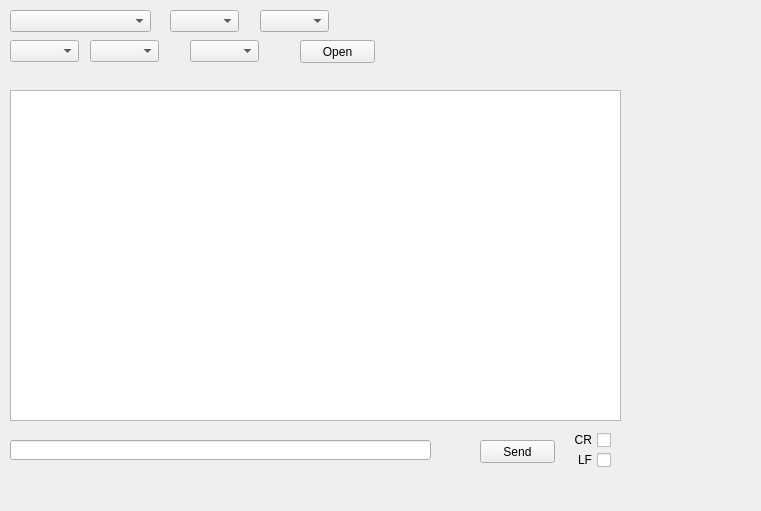
The window that serial.ui (MrHause/CommunicationTester) describes before a commit, drawn with Qt 5.
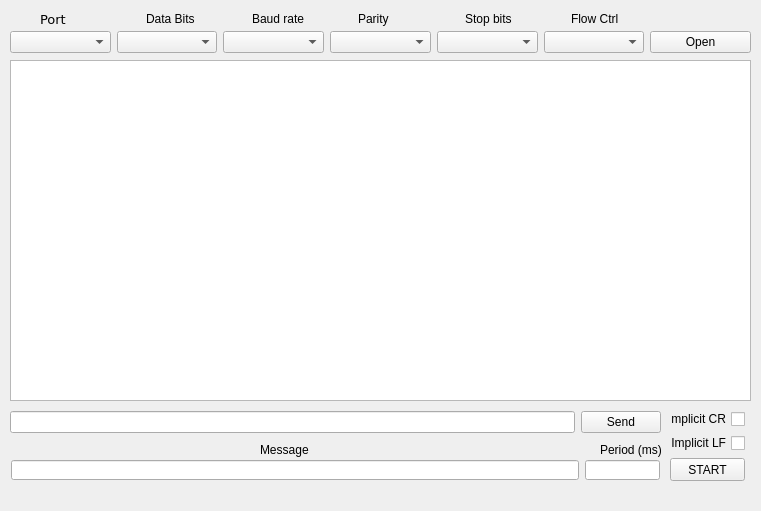
The same window after the commit.

```diff
--- a/serial.ui
+++ b/serial.ui
@@ -19,158 +19,242 @@
   <property name="windowTitle">
    <string>Form</string>
   </property>
-  <widget class="QPushButton" name="ButtonSet">
-   <property name="geometry">
-    <rect>
-     <x>300</x>
-     <y>40</y>
-     <width>75</width>
-     <height>23</height>
-    </rect>
-   </property>
-   <property name="text">
-    <string>Open</string>
-   </property>
-  </widget>
-  <widget class="QComboBox" name="ListSerialPorts">
-   <property name="geometry">
-    <rect>
-     <x>10</x>
-     <y>10</y>
-     <width>141</width>
-     <height>22</height>
-    </rect>
-   </property>
-  </widget>
   <widget class="QTextEdit" name="textEditReceive">
    <property name="geometry">
     <rect>
      <x>10</x>
-     <y>90</y>
-     <width>611</width>
-     <height>331</height>
+     <y>60</y>
+     <width>741</width>
+     <height>341</height>
     </rect>
    </property>
   </widget>
-  <widget class="QComboBox" name="ListDataBits">
+  <widget class="QLineEdit" name="lineEditSetTxt">
    <property name="geometry">
     <rect>
-     <x>170</x>
-     <y>10</y>
-     <width>69</width>
-     <height>22</height>
+     <x>11</x>
+     <y>460</y>
+     <width>568</width>
+     <height>20</height>
     </rect>
    </property>
-   <property name="currentIndex">
-    <number>-1</number>
+  </widget>
+  <widget class="QPushButton" name="ButtonStart">
+   <property name="geometry">
+    <rect>
+     <x>670</x>
+     <y>458</y>
+     <width>75</width>
+     <height>23</height>
+    </rect>
    </property>
+   <property name="text">
+    <string>START</string>
+   </property>
   </widget>
-  <widget class="QComboBox" name="ListBaudRate">
+  <widget class="QLineEdit" name="lineEditTimeout">
+   <property name="geometry">
+    <rect>
+     <x>585</x>
+     <y>460</y>
+     <width>75</width>
+     <height>20</height>
+    </rect>
+   </property>
+  </widget>
+  <widget class="QLabel" name="label_7">
+   <property name="geometry">
+    <rect>
+     <x>600</x>
+     <y>440</y>
+     <width>71</width>
+     <height>20</height>
+    </rect>
+   </property>
+   <property name="text">
+    <string>Period (ms)</string>
+   </property>
+  </widget>
+  <widget class="QLabel" name="label_8">
    <property name="geometry">
     <rect>
      <x>260</x>
+     <y>440</y>
+     <width>71</width>
+     <height>20</height>
+    </rect>
+   </property>
+   <property name="text">
+    <string>Message</string>
+   </property>
+  </widget>
+  <widget class="QWidget" name="">
+   <property name="geometry">
+    <rect>
+     <x>10</x>
+     <y>30</y>
+     <width>741</width>
+     <height>25</height>
+    </rect>
+   </property>
+   <layout class="QHBoxLayout" name="horizontalLayout">
+    <item>
+     <widget class="QComboBox" name="ListSerialPorts"/>
+    </item>
+    <item>
+     <widget class="QComboBox" name="ListDataBits">
+      <property name="currentIndex">
+       <number>-1</number>
+      </property>
+     </widget>
+    </item>
+    <item>
+     <widget class="QComboBox" name="ListBaudRate">
+      <property name="currentIndex">
+       <number>-1</number>
+      </property>
+     </widget>
+    </item>
+    <item>
+     <widget class="QComboBox" name="ListParity"/>
+    </item>
+    <item>
+     <widget class="QComboBox" name="ListSropBits"/>
+    </item>
+    <item>
+     <widget class="QComboBox" name="ListFlowCtrl"/>
+    </item>
+    <item>
+     <widget class="QPushButton" name="ButtonSet">
+      <property name="text">
+       <string>Open</string>
+      </property>
+     </widget>
+    </item>
+   </layout>
+  </widget>
+  <widget class="QWidget" name="">
+   <property name="geometry">
+    <rect>
+     <x>40</x>
      <y>10</y>
-     <width>69</width>
-     <height>22</height>
+     <width>631</width>
+     <height>18</height>
     </rect>
    </property>
-   <property name="currentIndex">
-    <number>-1</number>
-   </property>
+   <layout class="QHBoxLayout" name="horizontalLayout_2">
+    <item>
+     <widget class="QLabel" name="label">
+      <property name="font">
+       <font>
+        <family>Verdana</family>
+        <pointsize>10</pointsize>
+       </font>
+      </property>
+      <property name="text">
+       <string>Port</string>
+      </property>
+     </widget>
+    </item>
+    <item>
+     <widget class="QLabel" name="label_2">
+      <property name="text">
+       <string>Data Bits</string>
+      </property>
+     </widget>
+    </item>
+    <item>
+     <widget class="QLabel" name="label_3">
+      <property name="text">
+       <string>Baud rate</string>
+      </property>
+     </widget>
+    </item>
+    <item>
+     <widget class="QLabel" name="label_4">
+      <property name="text">
+       <string>Parity</string>
+      </property>
+     </widget>
+    </item>
+    <item>
+     <widget class="QLabel" name="label_5">
+      <property name="text">
+       <string>Stop bits</string>
+      </property>
+     </widget>
+    </item>
+    <item>
+     <widget class="QLabel" name="label_6">
+      <property name="text">
+       <string>Flow Ctrl</string>
+      </property>
+     </widget>
+    </item>
+   </layout>
   </widget>
-  <widget class="QComboBox" name="ListParity">
+  <widget class="QWidget" name="">
    <property name="geometry">
     <rect>
-     <x>10</x>
-     <y>40</y>
-     <width>69</width>
-     <height>22</height>
-    </rect>
-   </property>
-  </widget>
-  <widget class="QComboBox" name="ListSropBits">
-   <property name="geometry">
-    <rect>
-     <x>90</x>
-     <y>40</y>
-     <width>69</width>
-     <height>22</height>
-    </rect>
-   </property>
-  </widget>
-  <widget class="QLineEdit" name="lineEdit">
-   <property name="geometry">
-    <rect>
-     <x>10</x>
-     <y>440</y>
-     <width>421</width>
-     <height>20</height>
-    </rect>
-   </property>
-  </widget>
-  <widget class="QPushButton" name="ButtonSend">
-   <property name="geometry">
-    <rect>
-     <x>480</x>
-     <y>440</y>
+     <x>670</x>
+     <y>410</y>
      <width>75</width>
-     <height>23</height>
+     <height>42</height>
     </rect>
    </property>
-   <property name="text">
-    <string>Send</string>
-   </property>
+   <layout class="QVBoxLayout" name="verticalLayout">
+    <item>
+     <widget class="QCheckBox" name="checkBox_CR">
+      <property name="layoutDirection">
+       <enum>Qt::RightToLeft</enum>
+      </property>
+      <property name="text">
+       <string>Implicit CR</string>
+      </property>
+     </widget>
+    </item>
+    <item>
+     <widget class="QCheckBox" name="checkBox_LF">
+      <property name="sizePolicy">
+       <sizepolicy hsizetype="Minimum" vsizetype="Fixed">
+        <horstretch>0</horstretch>
+        <verstretch>0</verstretch>
+       </sizepolicy>
+      </property>
+      <property name="layoutDirection">
+       <enum>Qt::RightToLeft</enum>
+      </property>
+      <property name="autoFillBackground">
+       <bool>false</bool>
+      </property>
+      <property name="text">
+       <string>Implicit LF</string>
+      </property>
+     </widget>
+    </item>
+   </layout>
   </widget>
-  <widget class="QComboBox" name="ListFlowCtrl">
+  <widget class="QWidget" name="">
    <property name="geometry">
     <rect>
-     <x>190</x>
-     <y>40</y>
-     <width>69</width>
-     <height>22</height>
+     <x>10</x>
+     <y>410</y>
+     <width>651</width>
+     <height>25</height>
     </rect>
    </property>
-  </widget>
-  <widget class="QCheckBox" name="checkBox_CR">
-   <property name="geometry">
-    <rect>
-     <x>570</x>
-     <y>430</y>
-     <width>41</width>
-     <height>20</height>
-    </rect>
-   </property>
-   <property name="layoutDirection">
-    <enum>Qt::RightToLeft</enum>
-   </property>
-   <property name="text">
-    <string>CR</string>
-   </property>
-  </widget>
-  <widget class="QCheckBox" name="checkBox_LF">
-   <property name="geometry">
-    <rect>
-     <x>570</x>
-     <y>450</y>
-     <width>41</width>
-     <height>20</height>
-    </rect>
-   </property>
-   <property name="sizePolicy">
-    <sizepolicy hsizetype="Minimum" vsizetype="Fixed">
-     <horstretch>0</horstretch>
-     <verstretch>0</verstretch>
-    </sizepolicy>
-   </property>
-   <property name="layoutDirection">
-    <enum>Qt::RightToLeft</enum>
-   </property>
-   <property name="autoFillBackground">
-    <bool>false</bool>
-   </property>
-   <property name="text">
-    <string>LF</string>
-   </property>
+   <layout class="QGridLayout" name="gridLayout">
+    <item row="0" column="0">
+     <widget class="QLineEdit" name="lineEdit"/>
+    </item>
+    <item row="0" column="1">
+     <widget class="QPushButton" name="ButtonSend">
+      <property name="text">
+       <string>Send</string>
+      </property>
+     </widget>
+    </item>
+   </layout>
   </widget>
  </widget>
  <resources/>
```
